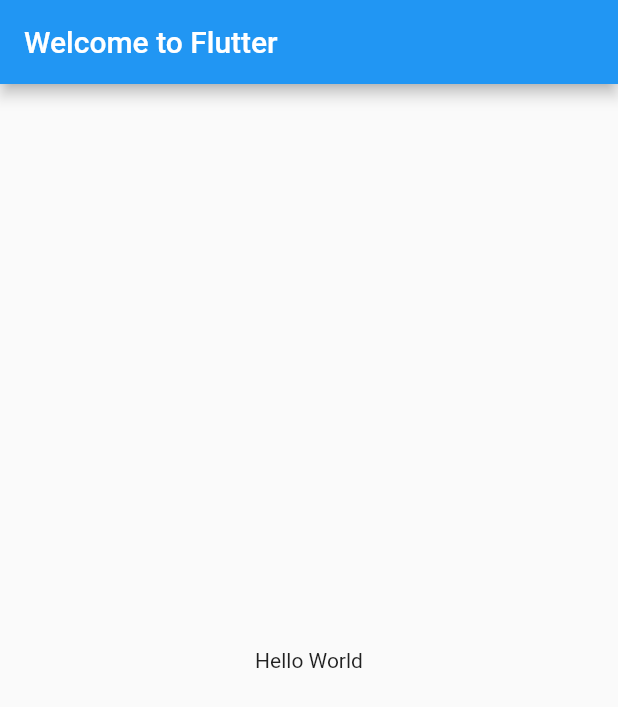
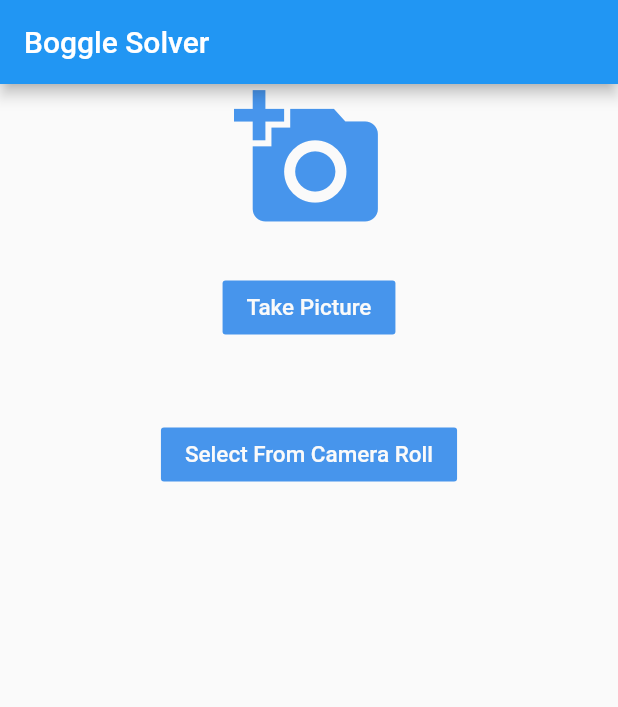
Before and after one commit to connorirw/boggle_solver, a Flutter app: the screen it shows after launch, on a phone screen of 412 x 824 dp. Shown: the top 707 px of the screen. Run offline on Flutter 3.47's test engine with Material 2 defaults, Android fonts, the phone set to English and light mode, and no system bars.

Commit message:
Sample home page

```diff
--- a/lib/main.dart
+++ b/lib/main.dart
@@ -14,15 +14,41 @@ class MyApp extends StatelessWidget {
   @override
   Widget build(BuildContext context) {
     return MaterialApp(
-      title: 'Welcome to Flutter',
       home: Scaffold(
-        appBar: AppBar(
-          title: const Text('Welcome to Flutter'),
-        ),
-        body: const Center(
-          child: Text('Hello World'),
-        ),
-      ),
+          appBar: AppBar(
+            title: Text('Boggle Solver'),
+          ),
+          body: Center(
+              child: Column(children: <Widget>[
+            Container(
+              child: Icon(Icons.add_a_photo,
+                  size: 100, color: Color.fromARGB(255, 71, 149, 236)),
+            ),
+            Container(
+              margin: EdgeInsets.all(25),
+              child: FlatButton(
+                child: Text(
+                  'Take Picture',
+                  style: TextStyle(fontSize: 15.0),
+                ),
+                color: Color.fromARGB(255, 71, 149, 236),
+                textColor: Color.fromARGB(255, 250, 250, 250),
+                onPressed: () {},
+              ),
+            ),
+            Container(
+              margin: EdgeInsets.all(25),
+              child: FlatButton(
+                child: Text(
+                  'Select From Camera Roll',
+                  style: TextStyle(fontSize: 15.0),
+                ),
+                color: Color.fromARGB(255, 71, 149, 236),
+                textColor: Color.fromARGB(255, 250, 250, 250),
+                onPressed: () {},
+              ),
+            ),
+          ]))),
     );
   }
 }
```
